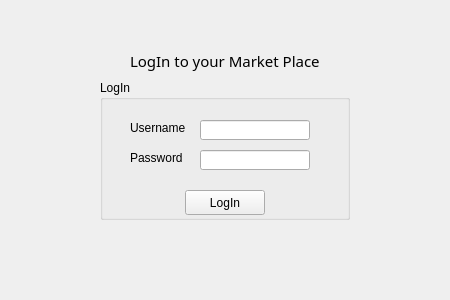
This is MainWindow.ui in Gulkanyan/MarketPlace as Qt 5 draws it before an edit. The edited form follows.
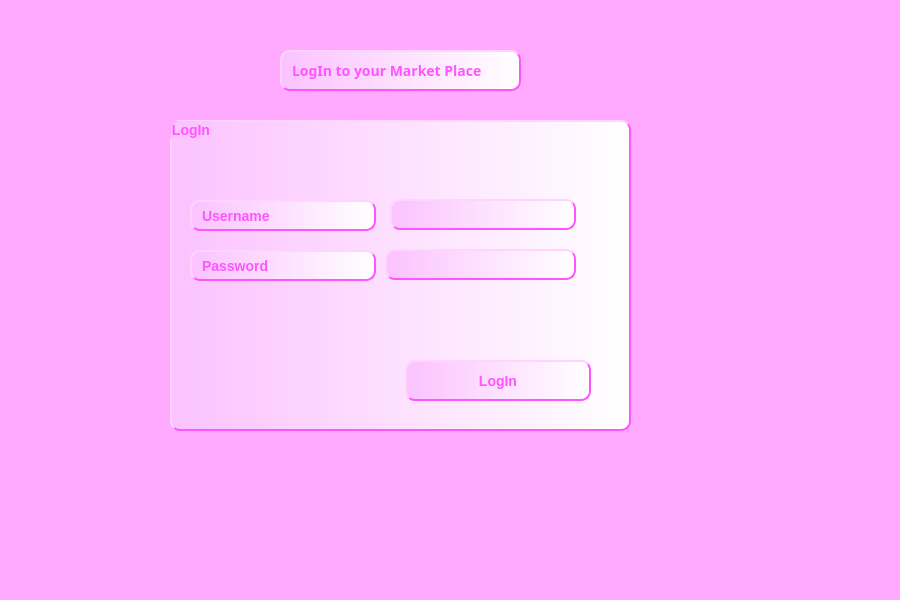
This is the edited form. Icons and pictures are not drawn.

The edit to the form file:
```diff
--- a/MainWindow.ui
+++ b/MainWindow.ui
@@ -6,43 +6,59 @@
    <rect>
     <x>0</x>
     <y>0</y>
-    <width>450</width>
-    <height>300</height>
+    <width>900</width>
+    <height>600</height>
    </rect>
   </property>
   <property name="windowTitle">
    <string>MainWindow</string>
   </property>
+  <property name="styleSheet">
+   <string notr="true">background-color:qlineargradient(spread:pad, x1:0, y1:0, x2:1, y2:0, stop:0 rgb(255, 170, 255), stop:1 rgb(255, 170, 255))
+</string>
+  </property>
   <widget class="QWidget" name="centralwidget">
    <widget class="QGroupBox" name="groupBox">
     <property name="geometry">
      <rect>
-      <x>100</x>
-      <y>80</y>
-      <width>250</width>
-      <height>140</height>
+      <x>170</x>
+      <y>120</y>
+      <width>461</width>
+      <height>311</height>
      </rect>
     </property>
+    <property name="styleSheet">
+     <string notr="true">background-color:qlineargradient(spread:pad, x1:0, y1:0, x2:1, y2:0, stop:0 rgb(251, 194, 255), stop:1 rgba(255, 255, 255, 255));
+color: rgb(255, 85, 255);
+border-style: outset;
+border-width: 2px;
+border-radius: 10px;
+border-color: rgb(255, 85, 255);
+font:bold 14px;
+min-width: 10em;
+padding: 6px;
+</string>
+    </property>
     <property name="title">
      <string>LogIn</string>
     </property>
     <widget class="QLineEdit" name="lineEdit_Username">
      <property name="geometry">
       <rect>
-       <x>100</x>
-       <y>40</y>
-       <width>110</width>
-       <height>20</height>
+       <x>220</x>
+       <y>79</y>
+       <width>186</width>
+       <height>31</height>
       </rect>
      </property>
     </widget>
     <widget class="QLineEdit" name="lineEdit_Password">
      <property name="geometry">
       <rect>
-       <x>100</x>
-       <y>70</y>
-       <width>110</width>
-       <height>20</height>
+       <x>215</x>
+       <y>129</y>
+       <width>191</width>
+       <height>31</height>
       </rect>
      </property>
      <property name="echoMode">
@@ -52,10 +68,10 @@
     <widget class="QPushButton" name="PushButton_Login">
      <property name="geometry">
       <rect>
-       <x>85</x>
-       <y>110</y>
-       <width>80</width>
-       <height>25</height>
+       <x>235</x>
+       <y>240</y>
+       <width>186</width>
+       <height>41</height>
       </rect>
      </property>
      <property name="text">
@@ -65,10 +81,10 @@
     <widget class="QLabel" name="usernameLabel">
      <property name="geometry">
       <rect>
-       <x>30</x>
-       <y>40</y>
-       <width>70</width>
-       <height>16</height>
+       <x>20</x>
+       <y>80</y>
+       <width>186</width>
+       <height>31</height>
       </rect>
      </property>
      <property name="text">
@@ -78,41 +94,22 @@
     <widget class="QLabel" name="passwordLabel">
      <property name="geometry">
       <rect>
-       <x>30</x>
-       <y>70</y>
-       <width>70</width>
-       <height>16</height>
+       <x>20</x>
+       <y>130</y>
+       <width>186</width>
+       <height>31</height>
       </rect>
      </property>
      <property name="text">
       <string>Password</string>
      </property>
     </widget>
-    <widget class="QLabel" name="label">
-     <property name="geometry">
-      <rect>
-       <x>200</x>
-       <y>70</y>
-       <width>21</width>
-       <height>21</height>
-      </rect>
-     </property>
-     <property name="text">
-      <string/>
-     </property>
-     <property name="pixmap">
-      <pixmap>:/new/login_icons/C:/Users/gayan/Desktop/3.jpg</pixmap>
-     </property>
-     <property name="scaledContents">
-      <bool>true</bool>
-     </property>
-    </widget>
    </widget>
    <widget class="QLabel" name="label_2">
     <property name="geometry">
      <rect>
-      <x>130</x>
-      <y>40</y>
+      <x>280</x>
+      <y>50</y>
       <width>241</width>
       <height>41</height>
      </rect>
@@ -120,9 +117,24 @@
     <property name="font">
      <font>
       <family>Rockwell</family>
-      <pointsize>11</pointsize>
+      <pointsize>-1</pointsize>
+      <weight>75</weight>
+      <italic>false</italic>
+      <bold>true</bold>
      </font>
     </property>
+    <property name="styleSheet">
+     <string notr="true">background-color:qlineargradient(spread:pad, x1:0, y1:0, x2:1, y2:0, stop:0 rgb(251, 194, 255), stop:1 rgba(255, 255, 255, 255));
+color: rgb(255, 85, 255);
+border-style: outset;
+border-width: 2px;
+border-radius: 10px;
+border-color: rgb(255, 85, 255);
+font: bold 14px;
+min-width: 10em;
+padding: 6px;
+</string>
+    </property>
     <property name="text">
      <string>LogIn to your Market Place</string>
     </property>
```
